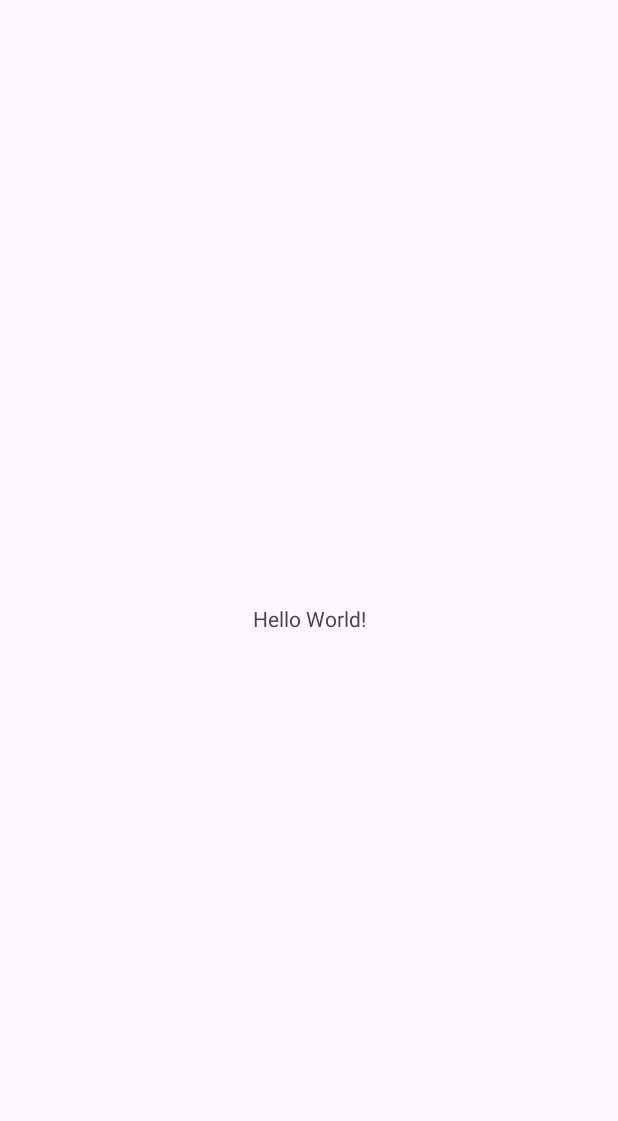
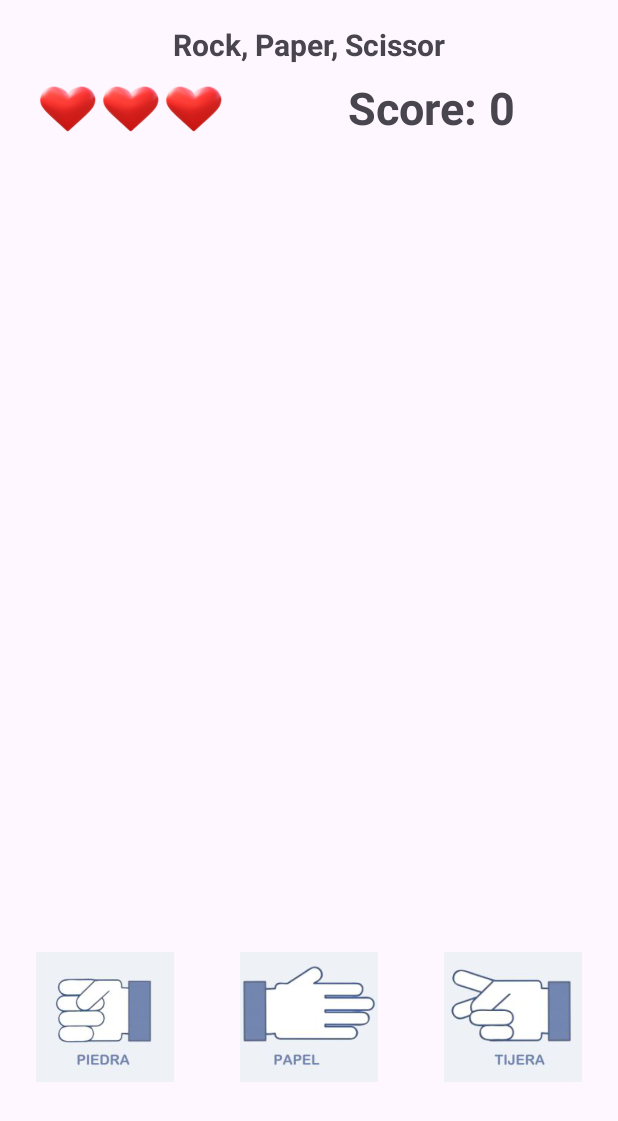
Before and after one commit to DennisEckerskorn/tema03ejercicio04, an Android app: the screen it shows after launch (MainActivity), on a phone screen of 412 x 824 dp. Before the commit the part shown is almost empty. Shown: the top 1121 px of the screen. Run offline under Robolectric (Android 15) with nearby library versions, the phone set to English and light mode, and no system bars.

Commit message:
Created basic UI

```diff
--- a/app/src/main/res/layout/activity_main.xml
+++ b/app/src/main/res/layout/activity_main.xml
@@ -8,12 +8,101 @@
     tools:context=".MainActivity">
 
     <TextView
+        android:id="@+id/tvTitle"
         android:layout_width="wrap_content"
         android:layout_height="wrap_content"
-        android:text="Hello World!"
-        app:layout_constraintBottom_toBottomOf="parent"
+        android:layout_marginTop="16dp"
+        android:text="@string/tvTitle"
+        android:textSize="20sp"
+        android:textStyle="bold"
         app:layout_constraintEnd_toEndOf="parent"
         app:layout_constraintStart_toStartOf="parent"
         app:layout_constraintTop_toTopOf="parent" />
 
+    <TextView
+        android:id="@+id/tvScore"
+        android:layout_width="wrap_content"
+        android:layout_height="wrap_content"
+        android:layout_marginStart="82dp"
+        android:layout_marginTop="8dp"
+        android:layout_marginEnd="8dp"
+        android:text="@string/tvScore"
+        android:textSize="30sp"
+        android:textStyle="bold"
+        app:layout_constraintEnd_toStartOf="@+id/tvPoints"
+        app:layout_constraintStart_toEndOf="@+id/ivRedHeart3"
+        app:layout_constraintTop_toBottomOf="@+id/tvTitle" />
+
+    <TextView
+        android:id="@+id/tvPoints"
+        android:layout_width="0dp"
+        android:layout_height="wrap_content"
+        android:layout_marginTop="8dp"
+        android:layout_marginEnd="24dp"
+        android:text="0"
+        android:textSize="30sp"
+        android:textStyle="bold"
+        app:layout_constraintEnd_toEndOf="parent"
+        app:layout_constraintStart_toEndOf="@+id/tvScore"
+        app:layout_constraintTop_toBottomOf="@+id/tvTitle" />
+
+    <ImageView
+        android:id="@+id/ivRedHeart1"
+        android:layout_width="42dp"
+        android:layout_height="42dp"
+        android:layout_marginStart="24dp"
+        android:layout_marginTop="8dp"
+        app:layout_constraintStart_toStartOf="parent"
+        app:layout_constraintTop_toBottomOf="@+id/tvTitle"
+        app:srcCompat="@drawable/life_heart" />
+
+    <ImageView
+        android:id="@+id/ivRedHeart2"
+        android:layout_width="42dp"
+        android:layout_height="42dp"
+        android:layout_marginTop="8dp"
+        app:layout_constraintStart_toEndOf="@+id/ivRedHeart1"
+        app:layout_constraintTop_toBottomOf="@+id/tvTitle"
+        app:srcCompat="@drawable/life_heart" />
+
+    <ImageView
+        android:id="@+id/ivRedHeart3"
+        android:layout_width="42dp"
+        android:layout_height="42dp"
+        android:layout_marginTop="8dp"
+        app:layout_constraintStart_toEndOf="@+id/ivRedHeart2"
+        app:layout_constraintTop_toBottomOf="@+id/tvTitle"
+        app:srcCompat="@drawable/life_heart" />
+
+    <ImageView
+        android:id="@+id/ivRock"
+        android:layout_width="92dp"
+        android:layout_height="92dp"
+        android:layout_marginBottom="100dp"
+        android:contentDescription="@string/cdRock"
+        app:layout_constraintBottom_toBottomOf="parent"
+        app:layout_constraintStart_toStartOf="@+id/ivRedHeart1"
+        app:srcCompat="@drawable/pedra" />
+
+    <ImageView
+        android:id="@+id/ivPaper"
+        android:layout_width="92dp"
+        android:layout_height="92dp"
+        android:layout_marginBottom="100dp"
+        android:contentDescription="@string/cdPaper"
+        app:layout_constraintBottom_toBottomOf="parent"
+        app:layout_constraintEnd_toStartOf="@+id/ivScissor"
+        app:layout_constraintStart_toEndOf="@+id/ivRock"
+        app:srcCompat="@drawable/paper" />
+
+    <ImageView
+        android:id="@+id/ivScissor"
+        android:layout_width="92dp"
+        android:layout_height="92dp"
+        android:layout_marginBottom="100dp"
+        android:contentDescription="@string/cdScissor"
+        app:layout_constraintBottom_toBottomOf="parent"
+        app:layout_constraintEnd_toEndOf="@+id/tvPoints"
+        app:srcCompat="@drawable/tisores" />
+
 </androidx.constraintlayout.widget.ConstraintLayout>
--- a/app/src/main/res/values/strings.xml
+++ b/app/src/main/res/values/strings.xml
@@ -1,3 +1,8 @@
 <resources>
     <string name="app_name">tema03ejercicio04</string>
+    <string name="tvScore">Score:</string>
+    <string name="tvTitle">Rock, Paper, Scissor</string>
+    <string name="cdRock">Rock</string>
+    <string name="cdPaper">Paper</string>
+    <string name="cdScissor">Scissor</string>
 </resources>
```
Also changed, not shown: app/src/main/res/drawable/black_life_heart.png (added), app/src/main/res/drawable/hand_greeting.png (added), app/src/main/res/drawable/life_heart.png (added), 1 other file.
